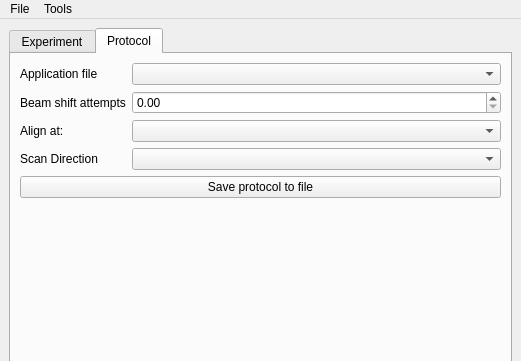
The window that autolamella/ui/qt/AutoLamellaUI.ui (DeMarcoLab/autolamella) describes before a commit, drawn with Qt 5; both pictures show x 0 to 521 and y 0 to 361 of the 521 by 857 pixel window.
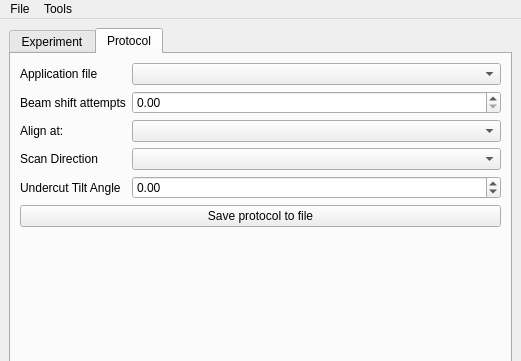
The same window after the commit. The open tabs and pages were chosen to show the change.

Commit message: tilt angle

```diff
--- a/autolamella/ui/qt/AutoLamellaUI.ui
+++ b/autolamella/ui/qt/AutoLamellaUI.ui
@@ -272,6 +272,23 @@
           </property>
          </widget>
         </item>
+        <item row="4" column="0">
+         <widget class="QLabel" name="label">
+          <property name="text">
+           <string>Undercut Tilt Angle</string>
+          </property>
+         </widget>
+        </item>
+        <item row="4" column="1">
+         <widget class="QDoubleSpinBox" name="doubleSpinBox_undercut_tilt">
+          <property name="minimum">
+           <double>-180.000000000000000</double>
+          </property>
+          <property name="maximum">
+           <double>180.000000000000000</double>
+          </property>
+         </widget>
+        </item>
        </layout>
       </widget>
      </widget>
```
Left out of the diff: 2 changed lines with no effect on the pictures. The commit also changes 5 other files.
